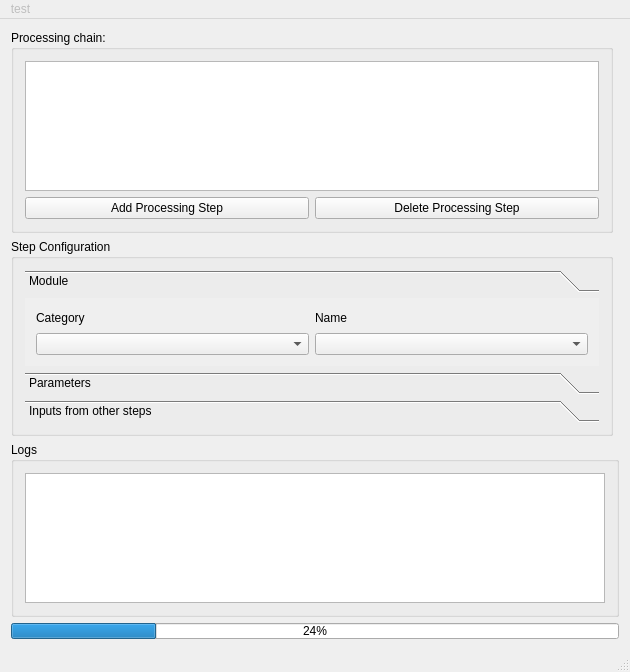
The window that code/gui/mainwindow.ui (TU-Berlin-CVRS/uipf) describes before a commit, drawn with Qt 5.
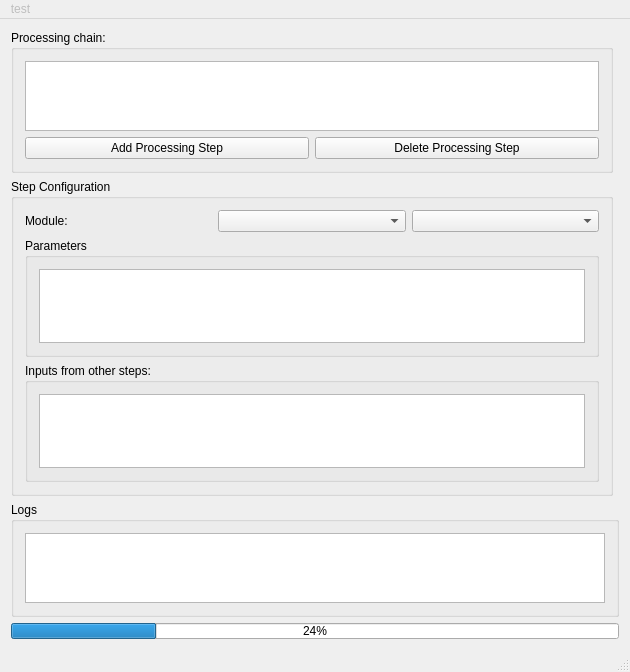
The same window after the commit. Icons and pictures are not drawn.

Commit message: restore old edit view which allows to have all info in one view

```diff
--- a/code/gui/mainwindow.ui
+++ b/code/gui/mainwindow.ui
@@ -15,20 +15,7 @@
   </property>
   <widget class="QWidget" name="centralWidget">
    <layout class="QGridLayout" name="gridLayout">
-    <item row="3" column="1" colspan="2">
-     <widget class="QProgressBar" name="progressBar">
-      <property name="sizePolicy">
-       <sizepolicy hsizetype="Expanding" vsizetype="Expanding">
-        <horstretch>0</horstretch>
-        <verstretch>0</verstretch>
-       </sizepolicy>
-      </property>
-      <property name="value">
-       <number>24</number>
-      </property>
-     </widget>
-    </item>
-    <item row="2" column="1" colspan="2">
+    <item row="1" column="1" colspan="2">
      <widget class="QGroupBox" name="groupBox_5">
       <property name="title">
        <string>Logs</string>
@@ -98,82 +85,45 @@
          <string>Step Configuration</string>
         </property>
         <layout class="QGridLayout" name="gridLayout_4">
+         <item row="3" column="0">
+          <widget class="QGroupBox" name="groupBox_3">
+           <property name="title">
+            <string>Parameters</string>
+           </property>
+           <layout class="QGridLayout" name="gridLayout_3">
+            <item row="1" column="0">
+             <widget class="QTableView" name="tableParams"/>
+            </item>
+           </layout>
+          </widget>
+         </item>
          <item row="0" column="0">
-          <widget class="QToolBox" name="toolBox">
-           <property name="currentIndex">
-            <number>0</number>
+          <layout class="QHBoxLayout" name="horizontalLayout">
+           <item>
+            <widget class="QLabel" name="label_3">
+             <property name="text">
+              <string>Module:</string>
+             </property>
+            </widget>
+           </item>
+           <item>
+            <widget class="QComboBox" name="comboCategory"/>
+           </item>
+           <item>
+            <widget class="QComboBox" name="comboModule"/>
+           </item>
+          </layout>
+         </item>
+         <item row="4" column="0">
+          <widget class="QGroupBox" name="groupBox_4">
+           <property name="title">
+            <string>Inputs from other steps:</string>
            </property>
-           <widget class="QWidget" name="page_3">
-            <property name="geometry">
-             <rect>
-              <x>0</x>
-              <y>0</y>
-              <width>576</width>
-              <height>79</height>
-             </rect>
-            </property>
-            <attribute name="label">
-             <string>Module</string>
-            </attribute>
-            <layout class="QGridLayout" name="gridLayout_3">
-             <item row="0" column="2">
-              <widget class="QLabel" name="label_2">
-               <property name="text">
-                <string>Name</string>
-               </property>
-              </widget>
-             </item>
-             <item row="0" column="0">
-              <widget class="QLabel" name="label">
-               <property name="text">
-                <string>Category</string>
-               </property>
-              </widget>
-             </item>
-             <item row="1" column="0">
-              <widget class="QComboBox" name="comboCategory"/>
-             </item>
-             <item row="1" column="2">
-              <widget class="QComboBox" name="comboModule"/>
-             </item>
-            </layout>
-           </widget>
-           <widget class="QWidget" name="page">
-            <property name="geometry">
-             <rect>
-              <x>0</x>
-              <y>0</y>
-              <width>102</width>
-              <height>102</height>
-             </rect>
-            </property>
-            <attribute name="label">
-             <string>Parameters</string>
-            </attribute>
-            <layout class="QGridLayout" name="gridLayout_7">
-             <item row="0" column="0">
-              <widget class="QTableView" name="tableParams"/>
-             </item>
-            </layout>
-           </widget>
-           <widget class="QWidget" name="page_2">
-            <property name="geometry">
-             <rect>
-              <x>0</x>
-              <y>0</y>
-              <width>102</width>
-              <height>102</height>
-             </rect>
-            </property>
-            <attribute name="label">
-             <string>Inputs from other steps</string>
-            </attribute>
-            <layout class="QGridLayout" name="gridLayout_8">
-             <item row="0" column="0">
-              <widget class="QTableView" name="tableInputs"/>
-             </item>
-            </layout>
-           </widget>
+           <layout class="QGridLayout" name="gridLayout_5">
+            <item row="1" column="0">
+             <widget class="QTableView" name="tableInputs"/>
+            </item>
+           </layout>
           </widget>
          </item>
         </layout>
@@ -181,18 +131,18 @@
       </item>
      </layout>
     </item>
-    <item row="1" column="1">
-     <spacer name="verticalSpacer">
-      <property name="orientation">
-       <enum>Qt::Vertical</enum>
+    <item row="2" column="1" colspan="2">
+     <widget class="QProgressBar" name="progressBar">
+      <property name="sizePolicy">
+       <sizepolicy hsizetype="Expanding" vsizetype="Expanding">
+        <horstretch>0</horstretch>
+        <verstretch>0</verstretch>
+       </sizepolicy>
       </property>
-      <property name="sizeHint" stdset="0">
-       <size>
-        <width>20</width>
-        <height>40</height>
-       </size>
+      <property name="value">
+       <number>24</number>
       </property>
-     </spacer>
+     </widget>
     </item>
    </layout>
   </widget>
```
